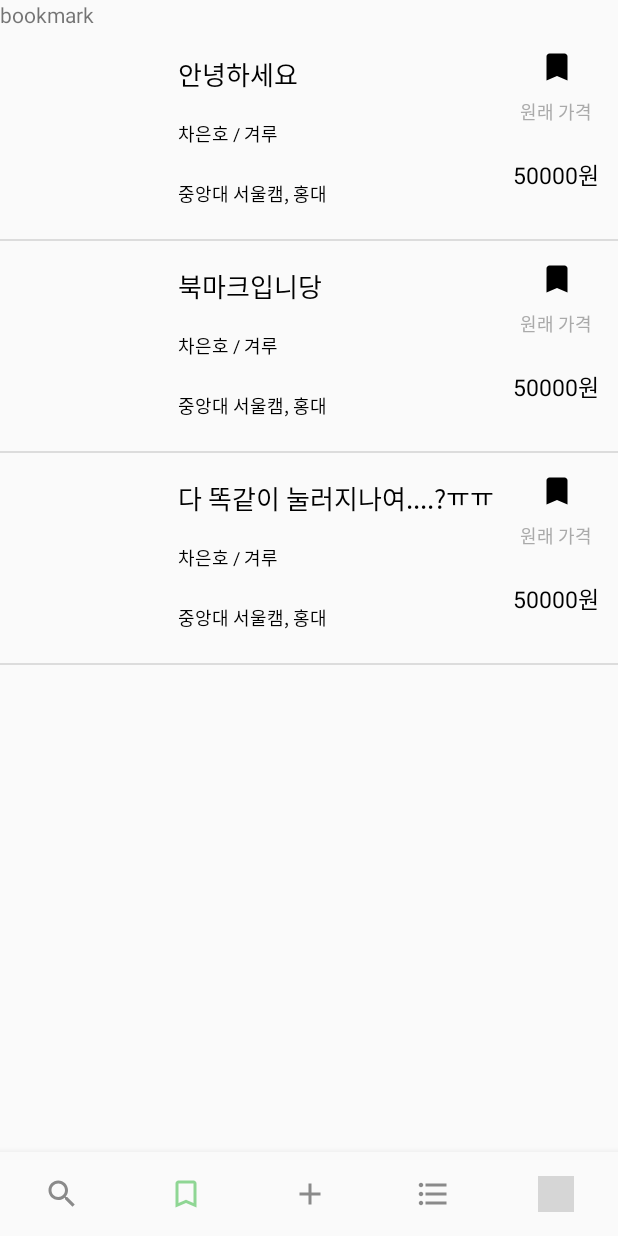
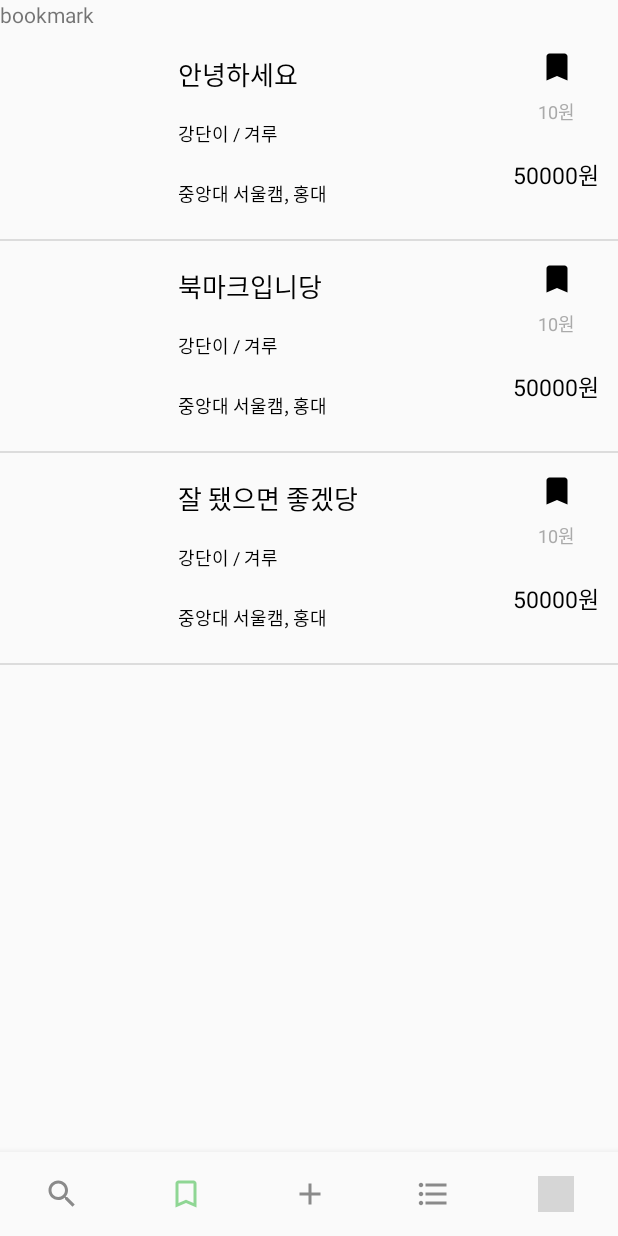
Before and after one commit to Team-GoNaMi/Application, an Android app: the screen it shows after launch (MainActivity), item 2 of the bottom bar chosen, on a phone screen of 412 x 824 dp. Run offline under Robolectric (Android 15) with nearby library versions, the phone set to English and light mode, and no system bars; grey boxes are pictures that could not be loaded.

```diff
--- a/app/src/main/java/com/example/gonami/bookboxbook/BookMarket/BookMarkFragment.java
+++ b/app/src/main/java/com/example/gonami/bookboxbook/BookMarket/BookMarkFragment.java
@@ -56,7 +56,7 @@ public class BookMarkFragment extends Fragment {
         //Test
         bookmarkList.add("안녕하세요");
         bookmarkList.add("북마크입니당");
-        bookmarkList.add("다 똑같이 눌러지나여....?ㅠㅠ");
+        bookmarkList.add("잘 됐으면 좋겠당");
 
         bookmarkListView = (ListView)thisView.findViewById(R.id.lv_bookmark);
         bookmarkListAdapter = new BookMarkListViewAdapter(bookmarkList);
--- a/app/src/main/java/com/example/gonami/bookboxbook/BookMarket/BookMarkListViewAdapter.java
+++ b/app/src/main/java/com/example/gonami/bookboxbook/BookMarket/BookMarkListViewAdapter.java
@@ -17,13 +17,6 @@ import java.util.ArrayList;
 public class BookMarkListViewAdapter extends BaseAdapter {
 
     private ArrayList<String> bookList;
-
-//    private ImageView ivBookImage;
-//    private TextView tvBookName;
-//    private TextView tvBookInfo;
-//    private TextView tvSchoolNames;
-//    private ImageButton ibBookMark;
-//    private TextView tvBookPrice;
 
     private boolean checked = true;
 
@@ -60,6 +53,7 @@ public class BookMarkListViewAdapter extends BaseAdapter {
         TextView tvBookInfo = convertView.findViewById(R.id.tv_book_info);
         TextView tvSchoolNames = convertView.findViewById(R.id.tv_book_schoolname);
         final ImageButton ibBookMark = convertView.findViewById(R.id.ib_bookmark);
+        TextView tvOriginPrice = convertView.findViewById(R.id.tv_book_original_price);
         TextView tvBookPrice = convertView.findViewById(R.id.tv_book_price);
 
         // TODO 북마크 해제 하면 북마크 리스트에서 삭제 --> 전체 DataCenter 만들어야 하나...??
@@ -82,8 +76,9 @@ public class BookMarkListViewAdapter extends BaseAdapter {
         // TODO DB에서 불러와서 해당 책 등록번호에 맞는 책 이미지, 책 이름, 책 정보 불러와서 띄우기
         ivBookImage.setImageAlpha(R.mipmap.ic_launcher);
         tvBookName.setText(bookRegisterNum);
-        tvBookInfo.setText("차은호 / 겨루");
+        tvBookInfo.setText("강단이 / 겨루");
         tvSchoolNames.setText("중앙대 서울캠, 홍대");
+        tvOriginPrice.setText("10원");
         tvBookPrice.setText("50000원");
 
 
--- a/app/src/main/java/com/example/gonami/bookboxbook/BookMarket/SearchFragment.java
+++ b/app/src/main/java/com/example/gonami/bookboxbook/BookMarket/SearchFragment.java
@@ -7,12 +7,17 @@ import android.support.v4.app.Fragment;
 import android.view.LayoutInflater;
 import android.view.View;
 import android.view.ViewGroup;
+import android.widget.ListView;
+import android.widget.SearchView;
+import android.widget.Toast;
 
 import com.example.gonami.bookboxbook.R;
 
 public class SearchFragment extends Fragment {
 
     private View thisView = null;
+    private SearchView searchView;
+    private ListView bookListView;
 
     public SearchFragment() {
 
@@ -38,4 +43,29 @@ public class SearchFragment extends Fragment {
 
         return thisView;
     }
+
+    @Override
+    public void onViewCreated(@NonNull View view, @Nullable Bundle savedInstanceState) {
+        super.onViewCreated(view, savedInstanceState);
+
+        searchView = thisView.findViewById(R.id.sv_book_search);
+        bookListView = thisView.findViewById(R.id.lv_book_market);
+
+        searchView.setQueryHint("책 이름 검색");
+
+        searchView.setOnQueryTextListener(new SearchView.OnQueryTextListener() {
+            @Override
+            public boolean onQueryTextSubmit(String query) {
+                Toast.makeText(getContext(), query, Toast.LENGTH_LONG).show();
+                return false;
+            }
+
+            @Override
+            public boolean onQueryTextChange(String newText) {
+                Toast.makeText(getContext(), newText, Toast.LENGTH_LONG).show();
+                return false;
+            }
+        });
+
+    }
 }
--- /dev/null
+++ b/app/src/main/java/com/example/gonami/bookboxbook/TransactionList/BuyListViewAdapter.java
@@ -0,0 +1,4 @@
+package com.example.gonami.bookboxbook.TransactionList;
+
+public class BuyListViewAdapter {
+}
--- /dev/null
+++ b/app/src/main/java/com/example/gonami/bookboxbook/TransactionList/SellLisViewAdapter.java
@@ -0,0 +1,4 @@
+package com.example.gonami.bookboxbook.TransactionList;
+
+public class SellLisViewAdapter {
+}
--- a/app/src/main/res/layout/book_list.xml
+++ b/app/src/main/res/layout/book_list.xml
@@ -57,7 +57,7 @@
         android:gravity="center">
 
         <TextView
-            android:id="@+id/tv_original_price"
+            android:id="@+id/tv_book_original_price"
             android:layout_width="match_parent"
             android:layout_height="20dp"
             android:gravity="center"
--- a/app/src/main/res/layout/book_list_mark.xml
+++ b/app/src/main/res/layout/book_list_mark.xml
@@ -64,7 +64,7 @@
             android:src="@drawable/ic_bookmark_black_24dp"/>
 
         <TextView
-            android:id="@+id/tv_original_price"
+            android:id="@+id/tv_book_original_price"
             android:layout_width="match_parent"
             android:layout_height="20dp"
             android:gravity="center"
```
Also changed, not shown: app/src/main/java/com/example/gonami/bookboxbook/BookMarket/BookSearchListViewAdapter.java (added, +100 -0 lines), app/src/main/java/com/example/gonami/bookboxbook/MainActivity.java (+16 -1 lines).
